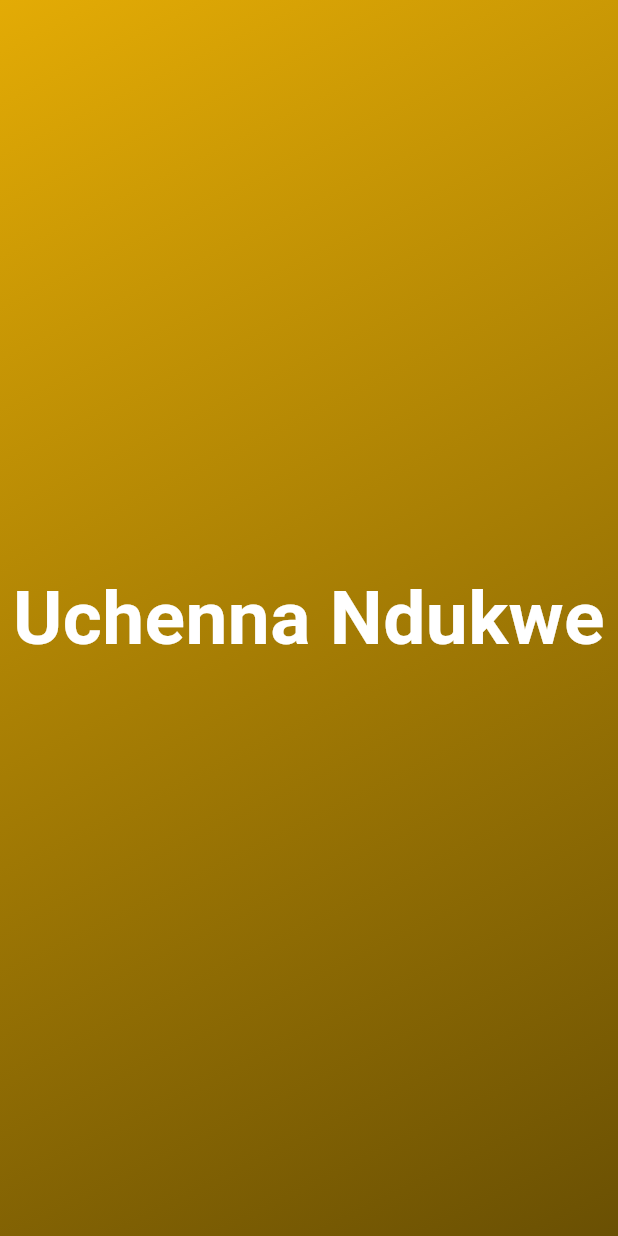
After one commit to uche-hub/roll_dice, a Flutter app: the screen it shows after launch, on a phone screen of 412 x 824 dp. The commit adds this screen. Run offline on Flutter 3.47's test engine with Material 3 defaults, Android fonts, the phone set to English and light mode, and no system bars.

Commit message:
Created a text_widget dart file to add the text style code there

```diff
--- a/lib/gradient_container.dart
+++ b/lib/gradient_container.dart
@@ -1,4 +1,5 @@
 import 'package:flutter/material.dart';
+import 'package:roll_dice/text_widget.dart';
 
 // StatelessWidget is the in-built class we are inheriting from
 // ADDS LOGIC AND DATA TO OUR CLASS
@@ -18,17 +19,7 @@ class GradientContainer extends StatelessWidget {
         begin: Alignment.topLeft,
         end: Alignment.bottomRight,
       )),
-      child: const Center(
-        child: Text(
-          "Uchenna Ndukwe",
-          textAlign: TextAlign.center,
-          style: TextStyle(
-              color: Colors.white,
-              fontSize: 50,
-              fontFamily: 'Roboto',
-              fontWeight: FontWeight.bold),
-        ),
-      ),
+      child: StyledText(),
     );
   }
 }
--- /dev/null
+++ b/lib/text_widget.dart
@@ -0,0 +1,20 @@
+import 'package:flutter/material.dart';
+
+class StyledText extends StatelessWidget {
+  const StyledText({super.key});
+
+  @override
+  Widget build(context) {
+    return const Center(
+        child: Text(
+          "Uchenna Ndukwe",
+          textAlign: TextAlign.center,
+          style: TextStyle(
+              color: Colors.white,
+              fontSize: 50,
+              fontFamily: 'Roboto',
+              fontWeight: FontWeight.bold),
+        ),
+      );
+  }
+}
```
